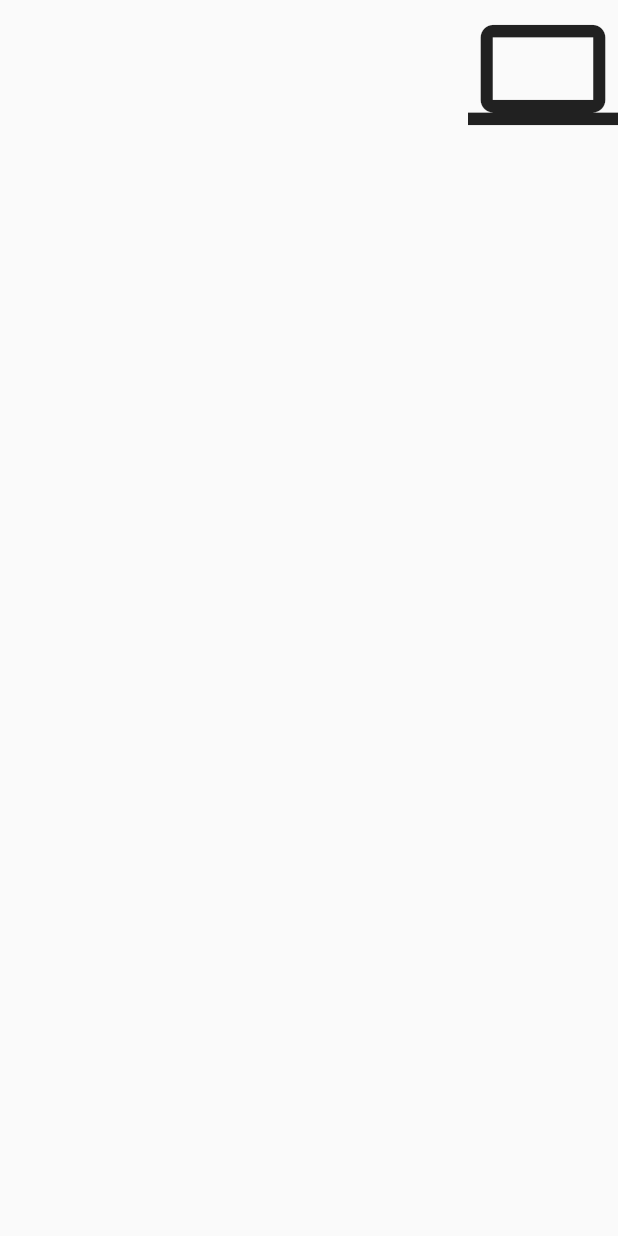
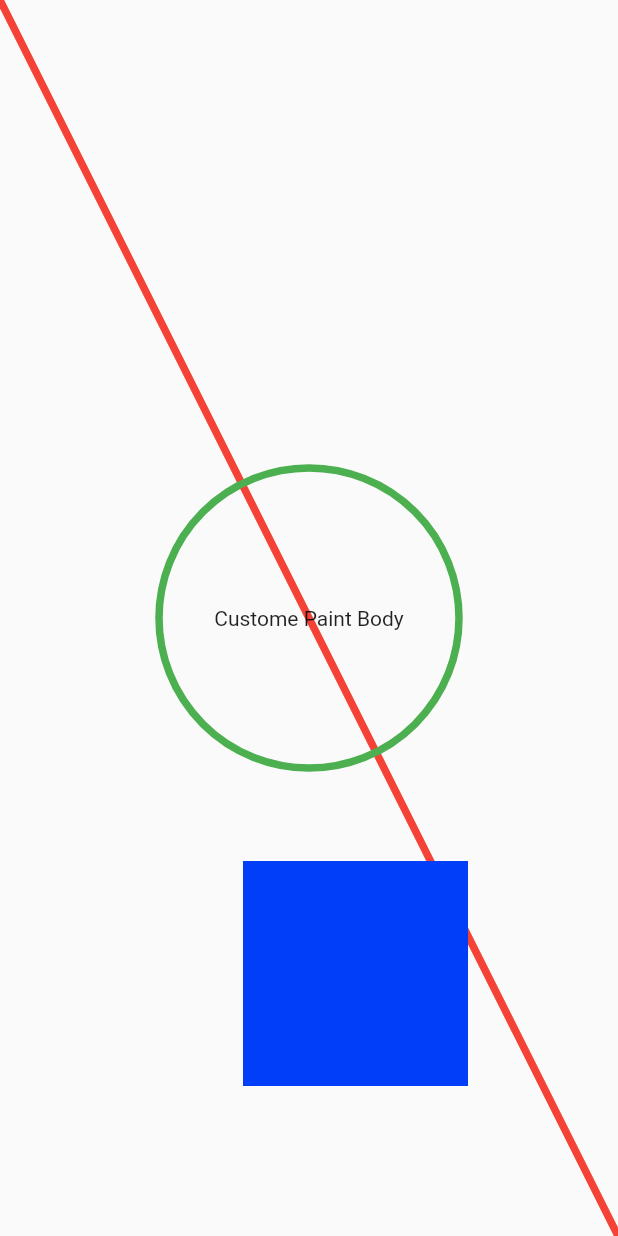
Before and after one commit to sanjay-rb/100-Days-Of-Flutter-Widgets, a Flutter app: the screen it shows after launch, on a phone screen of 412 x 824 dp. Run offline on Flutter 3.47's test engine with Material 2 defaults, Android fonts, the phone set to English and light mode, and no system bars.

Commit message:
Day18 completed with CustomPaint

```diff
--- /dev/null
+++ b/hundred_days_of_flutter_widget/lib/day018_custompaint.dart
@@ -0,0 +1,71 @@
+import 'package:flutter/material.dart';
+
+class Day18CustomPaint extends StatefulWidget {
+  Day18CustomPaint({Key key}) : super(key: key);
+
+  @override
+  _Day18CustomPaintState createState() => _Day18CustomPaintState();
+}
+
+class _Day18CustomPaintState extends State<Day18CustomPaint> {
+  @override
+  Widget build(BuildContext context) {
+    return CustomPaint(
+      /**
+       * ? What is CustomPaint....
+       * ! [CustomPaint] is the exhibitor who gives you a paper to draw on....
+       */
+      painter: MyPainter(),
+      child: Center(
+        child: Text("Custome Paint Body"),
+      ),
+    );
+  }
+}
+
+class MyPainter extends CustomPainter {
+  /// ! [MyPainter] as [CustomPainter] is the Painter....
+
+  /// ! It is Me, The Painter....
+
+  Paint p = Paint();
+  // ? What is Paint....
+  /// ! [p] as [Paint] Yes, it is your Paint Brush....
+
+  /// ! with the help pf Paint we can pick color, perform shades, fill color, etc....
+
+
+  @override
+  void paint(Canvas canvas, Size size) {
+
+    /**
+     * ! [canvas]  is the paper where u can draw the paint....
+     * ! The height and the width of the paper[canvas] is given in the [size]....
+     */
+    p..color = Colors.red; // ! we can give the pick color...
+    p..strokeWidth = 5; // ! we can adjust the thickness....
+    canvas.drawLine(Offset(0, 0), Offset(size.width, size.height), p); // ! and we can darw the line [drawLine]....
+
+    p..color = Colors.green; // ! we can give the pick color...
+    p..style = PaintingStyle.stroke; // ! we can adjust the style....
+    canvas.drawCircle(Offset(size.width / 2, size.height / 2), 100, p); // ! and we can darw the Circle [drawCircle]....
+
+    Path path = Path(); // ! with the help of [path] we can travel arround the canvas....
+    path.moveTo(size.width - 250, size.height - 100); // start from here....
+    // custom rectangle....
+    path.lineTo(size.width - 100, size.height - 100);
+    path.lineTo(size.width - 100, size.height - 250);
+    path.lineTo(size.width - 250, size.height - 250);
+    path.lineTo(size.width - 250, size.height - 100);
+
+    p..color = Colors.amber; // ! we can give the pick color...
+    p..invertColors = true; // ! we can invert the color or the Image....
+    p..style = PaintingStyle.fill; // ! we can adjust the style....
+    canvas.drawPath(path, p); // ! and we can darw through Path [drawPath]....
+  }
+
+  @override
+  bool shouldRepaint(MyPainter oldDelegate) {
+    return true; // ! we can check the parameters with [oldDelegate] object....
+  }
+}
--- a/hundred_days_of_flutter_widget/lib/main.dart
+++ b/hundred_days_of_flutter_widget/lib/main.dart
@@ -17,6 +17,7 @@ import 'package:hundreddaysofflutterwidget/day014_stream_builder.dart';
 import 'package:hundreddaysofflutterwidget/day015_inherited_widget.dart';
 import 'package:hundreddaysofflutterwidget/day016_cliprrect.dart';
 import 'package:hundreddaysofflutterwidget/day017_hero.dart';
+import 'package:hundreddaysofflutterwidget/day018_custompaint.dart';
 
 void main() {
   runApp(MyApp());
@@ -48,7 +49,7 @@ class _MainPageState extends State<MainPage> {
   Widget build(BuildContext context) {
     return Scaffold(
       body: SafeArea(
-        child: Day17Hero(),
+        child: Day18CustomPaint(),
       ),
     );
   }
```
Also changed, not shown: 2 other files.
